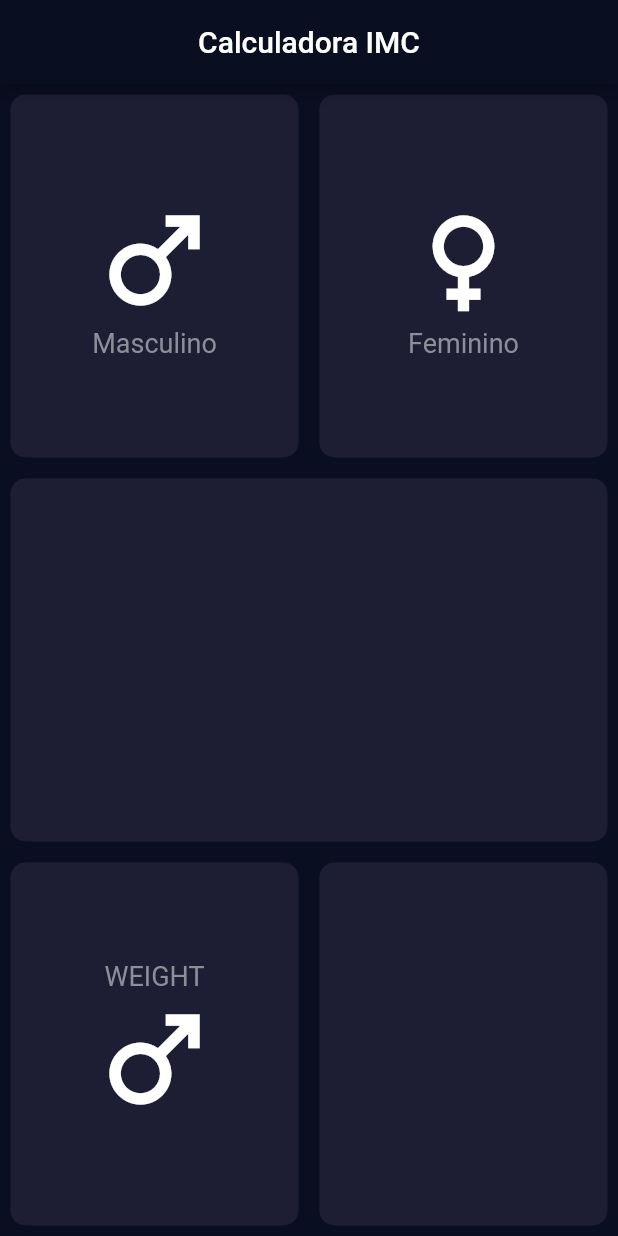
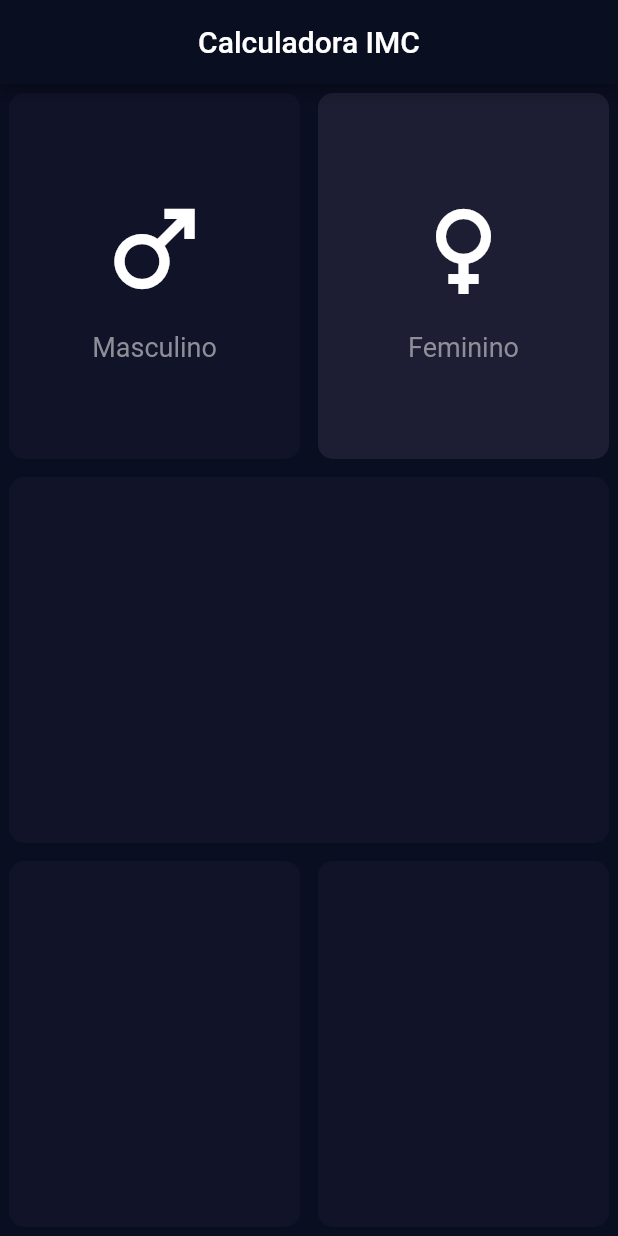
Before and after one commit to lucazaharic/calculadora-imc-flutter, a Flutter app: the screen it shows after launch, on a phone screen of 412 x 824 dp. Run offline on Flutter 3.47's test engine with Material 2 defaults, Android fonts, the phone set to English and light mode, and no system bars.

Commit message:
Algumas mudanças em aula

```diff
--- a/aplicativo_teste/lib/components/custom_card.dart
+++ b/aplicativo_teste/lib/components/custom_card.dart
@@ -1,23 +1,20 @@
+import '../constants.dart';
 import 'package:flutter/material.dart';
 
-import '../constants.dart';
-
 class CustomCard extends StatelessWidget {
-
   final Widget? child;
-
-  const CustomCard({super.key,this.child});
+  final bool active;
+  const CustomCard({super.key, this.child, this.active = false});
 
   @override
   Widget build(BuildContext context) {
     return Container(
-      margin: EdgeInsets.all(7),
+      margin: const EdgeInsets.all(6.0),
       decoration: BoxDecoration(
-        color: activeCardColor,
-        borderRadius: BorderRadius.circular(10),
+        color: active ? activeCardColour : inactiveCardColour,
+        borderRadius: BorderRadius.circular(10.0),
       ),
       child: child,
     );
   }
-
 }
--- /dev/null
+++ b/aplicativo_teste/lib/components/gender_content.dart
@@ -0,0 +1,28 @@
+import '../constants.dart';
+import 'package:flutter/material.dart';
+
+class GenderContent extends StatelessWidget {
+  final IconData icon;
+  final String label;
+  const GenderContent({super.key, required this.icon, required this.label});
+
+  @override
+  Widget build(BuildContext context) {
+    return Column(
+      mainAxisAlignment: MainAxisAlignment.center,
+      children: [
+        Icon(
+          icon,
+          size: 80.0,
+        ),
+        SizedBox(
+          height: 15.0,
+        ),
+        Text(
+          label,
+          style: labelTextStyle,
+        )
+      ],
+    );
+  }
+}
--- a/aplicativo_teste/lib/constants.dart
+++ b/aplicativo_teste/lib/constants.dart
@@ -1,8 +1,8 @@
 import 'package:flutter/material.dart';
 
 const backgroundColor = Color(0xFF0A0E21);
-const activeCardColor = Color(0xFF1D1E33);
-const inactiveCardColor = Color(0xFF111328);
+const activeCardColour = Color(0xFF1D1E33);
+const inactiveCardColour = Color(0xFF111328);
 
 const labelTextStyle = TextStyle(
   fontSize: 18.0,
--- a/aplicativo_teste/lib/main.dart
+++ b/aplicativo_teste/lib/main.dart
@@ -1,7 +1,6 @@
-import 'package:aplicativo_teste/page/calculadora_page.dart';
+import 'constants.dart';
+import 'pages/calculadora_page.dart';
 import 'package:flutter/material.dart';
-
-import 'constants.dart';
 
 void main() {
   runApp(const MyApp());
--- a/aplicativo_teste/lib/page/calculadora_page.dart
+++ /dev/null
@@ -1,85 +0,0 @@
-import 'package:aplicativo_teste/components/custom_card.dart';
-import 'package:aplicativo_teste/constants.dart';
-import 'package:flutter/material.dart';
-
-class CalculadoraPage extends StatefulWidget {
-  const CalculadoraPage({super.key});
-
-  @override
-  State<CalculadoraPage> createState() => _CalculadoraPageState();
-}
-
-class _CalculadoraPageState extends State<CalculadoraPage> {
-  @override
-  Widget build(BuildContext context) {
-    return Scaffold(
-      appBar: AppBar(
-        title: Text("Calculadora IMC"),
-        centerTitle: true,
-      ),
-      body: Column(
-        children: [
-          Expanded(
-              child: Row(
-            children: [
-              Expanded(
-                  child: CustomCard(
-                child: Column(
-                  mainAxisAlignment: MainAxisAlignment.center,
-                  children: [
-                    Icon(
-                      Icons.male,
-                      size: 90,
-                    ),
-                    Text(
-                      "Masculino",
-                      style: labelTextStyle,
-                    ),
-                  ],
-                ),
-              )),
-              Expanded(
-                  child: CustomCard(
-                child: Column(
-                  mainAxisAlignment: MainAxisAlignment.center,
-                  children: [
-                    Icon(
-                      Icons.female,
-                      size: 90,
-                    ),
-                    Text(
-                      "Feminino",
-                      style: labelTextStyle,
-                    ),
-                  ],
-                ),
-              )),
-            ],
-          )),
-          Expanded(child: CustomCard()),
-          Expanded(
-              child: Row(
-            children: [
-              Expanded(
-                  child: CustomCard(
-                child: Column(
-                  mainAxisAlignment: MainAxisAlignment.center,
-                  children: [
-                     Text(
-                      "WEIGHT",
-                      style: labelTextStyle,
-                    ),Icon(
-                      Icons.male,
-                      size: 90,
-                    ),
-                  ],
-                ),
-              )),
-              Expanded(child: CustomCard()),
-            ],
-          )),
-        ],
-      ),
-    );
-  }
-}
--- /dev/null
+++ b/aplicativo_teste/lib/pages/calculadora_page.dart
@@ -0,0 +1,71 @@
+import '../components/bottom_button.dart';
+import '../components/contador.dart';
+import '../components/custom_card.dart';
+import '../components/gender_content.dart';
+import '../components/modal_result.dart';
+
+import '../components/slider_altura.dart';
+
+import 'package:flutter/material.dart';
+
+class CalculadoraPage extends StatefulWidget {
+  const CalculadoraPage({super.key});
+
+  @override
+  State<CalculadoraPage> createState() => _CalculadoraPageState();
+}
+
+class _CalculadoraPageState extends State<CalculadoraPage> {
+  @override
+  Widget build(BuildContext context) {
+    return Scaffold(
+      appBar: AppBar(
+        title: const Text('Calculadora IMC'),
+        centerTitle: true,
+      ),
+      body: const Column(
+        children: [
+          Expanded(
+            child: Row(
+              children: [
+                Expanded(
+                  child: CustomCard(
+                    active: false,
+                    child: GenderContent(
+                      icon: Icons.male,
+                      label: 'Masculino',
+                    ),
+                  ),
+                ),
+                Expanded(
+                  child: CustomCard(
+                    active: true,
+                    child: GenderContent(
+                      icon: Icons.female,
+                      label: 'Feminino',
+                    ),
+                  ),
+                ),
+              ],
+            ),
+          ),
+          Expanded(
+            child: CustomCard(),
+          ),
+          Expanded(
+            child: Row(
+              children: [
+                Expanded(
+                  child: CustomCard(),
+                ),
+                Expanded(
+                  child: CustomCard(),
+                ),
+              ],
+            ),
+          ),
+        ],
+      ),
+    );
+  }
+}
```
Also changed, not shown: aplicativo_teste/lib/calculadora.dart (added, +21 -0 lines), aplicativo_teste/lib/components/bottom_button.dart (added, +30 -0 lines), aplicativo_teste/lib/components/contador.dart (added, +49 -0 lines), aplicativo_teste/lib/components/modal_result.dart (added, +40 -0 lines), aplicativo_teste/lib/components/slider_altura.dart (added, +40 -0 lines).
